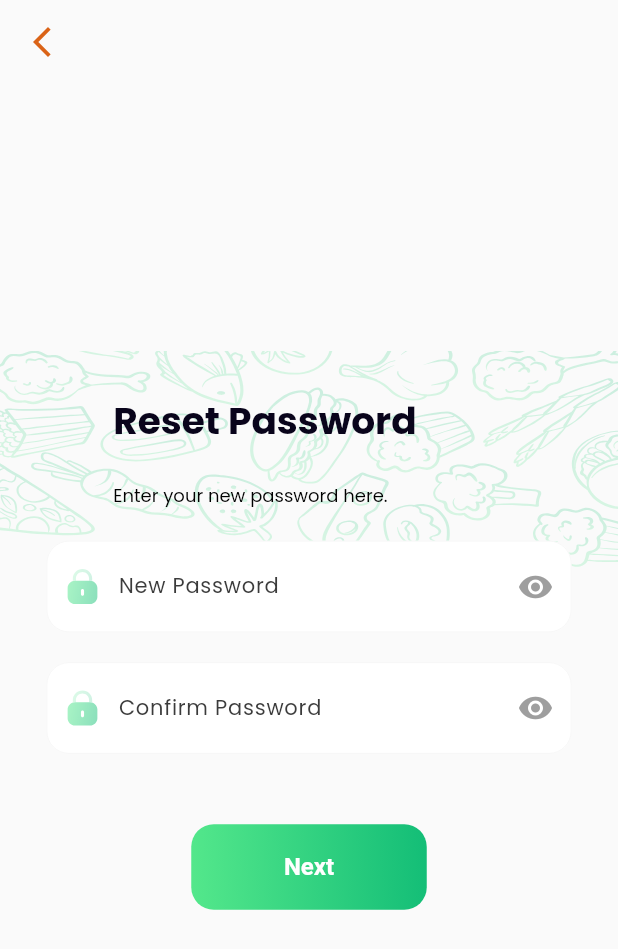
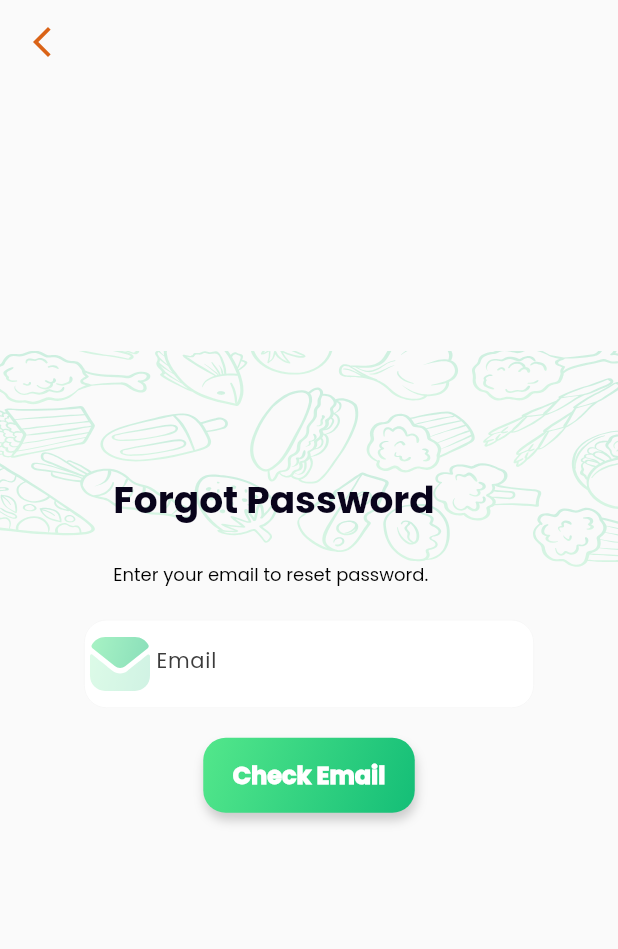
Before and after one commit to EternalRex/FarmSwapAdminFinal, a Flutter app: the ForgotPassScreen screen opened by its route, on a phone screen of 412 x 824 dp. Shown: the top 949 px of the screen. Run offline on Flutter 3.47's test engine with Material 2 defaults, Android fonts, the phone set to English and light mode, and no system bars; our stand-ins replace cached_network_image, cloud_firestore, firebase_auth, firebase_core, firebase_storage, fl_chart and 3 more; missing offline and left inert: dart:html; accounts and stored records are empty; project files that could hold a hidden picture were left out.

Commit message:
Add untracked files

```diff
--- a/farm_swap_admin/lib/clare_modules/pages/admin_signup_page/screens/admin_upload_photo/admin_upload_photo.dart
+++ b/farm_swap_admin/lib/clare_modules/pages/admin_signup_page/screens/admin_upload_photo/admin_upload_photo.dart
@@ -6,7 +6,6 @@ import 'package:cloud_firestore/cloud_firestore.dart';
 import 'package:farm_swap_admin/clare_modules/pages/admin_signup_page/database/retrieve_DocumentID.dart';
 import 'package:farm_swap_admin/clare_modules/pages/admin_signup_page/screens/admin_signup_success_screen/signup_success_screen.dart';
 import 'package:farm_swap_admin/clare_modules/pages/admin_signup_page/screens/admin_upload_photo/widgets/uploadPhoto_Text.dart';
-import 'package:farm_swap_admin/karl_modules/pages/dashboard_page/screens/dashboard.dart';
 import 'package:firebase_storage/firebase_storage.dart';
 import 'package:flutter/material.dart';
 import 'package:farm_swap_admin/routes/routes.dart';
--- /dev/null
+++ b/farm_swap_admin/lib/clare_modules/pages/forgot_password_page/forgotpassword.dart
@@ -0,0 +1,231 @@
+import 'package:cloud_firestore/cloud_firestore.dart';
+import 'package:farm_swap_admin/clare_modules/pages/forgot_password_page/widgets/Textfield/forgotpass_textfield.dart';
+import 'package:farm_swap_admin/clare_modules/pages/forgot_password_page/widgets/text/forgot_pass_text.dart';
+import 'package:farm_swap_admin/constants/Colors/colors_rollaine.dart';
+import 'package:farm_swap_admin/karl_modules/pages/admin_sign_page/screens/admin_signin.dart';
+import 'package:firebase_auth/firebase_auth.dart';
+import 'package:flutter/material.dart';
+import 'package:flutter_svg/svg.dart';
+import 'package:google_fonts/google_fonts.dart';
+import '../../../../routes/routes.dart';
+import 'widgets/Text/forgot_pass_subtext.dart';
+
+class ForgotPassScreen extends StatefulWidget {
+  const ForgotPassScreen({super.key});
+
+  @override
+  State<ForgotPassScreen> createState() => _ForgotPassScreenState();
+}
+
+class _ForgotPassScreenState extends State<ForgotPassScreen> {
+  //create object for controller
+  TextEditingController emailController = TextEditingController();
+  //create object for label
+  Widget emailLabel = const Text("Email");
+
+  @override
+  void dispose() {
+    emailController.dispose();
+    super.dispose();
+  }
+
+  @override
+  Widget build(BuildContext context) {
+    final height = MediaQuery.of(context).size.height;
+    return Scaffold(
+      appBar: AppBar(
+        leading: IconButton(
+          icon: const Icon(
+            Icons.arrow_back_ios_new,
+            color: Color(0xFFDA6317),
+          ),
+          splashColor: const Color(0xFFF9A84D),
+          onPressed: () {
+            Navigator.of(context).pushNamed(RoutesManager.signInPage);
+          },
+        ),
+        backgroundColor: Colors.transparent,
+        shadowColor: Colors.transparent,
+        automaticallyImplyLeading: false,
+      ),
+      body: Stack(
+        children: [
+          SvgPicture.asset(
+            "assets/karl_assets/images/admin_signIn_pattern.svg",
+            // ignore: deprecated_member_use
+            colorBlendMode: BlendMode.screen,
+            height: 500,
+            width: MediaQuery.of(context).size.width,
+          ),
+          Center(
+            child: Column(
+              mainAxisAlignment: MainAxisAlignment.center,
+              children: [
+                //header text
+                SizedBox(
+                  width: 261,
+                  child: resetPassTitle(text: "Forgot Password"),
+                ),
+                const SizedBox(
+                  height: 20,
+                ),
+                //subtitle text
+                const SizedBox(
+                  width: 261,
+                  child: ForgotPassSubText(
+                    myText: "Enter your email to reset password.",
+                  ),
+                ),
+
+                const SizedBox(
+                  height: 20,
+                ),
+
+                //this textfield holds the email text
+                ForgotPassTextfield(
+                  controller: emailController,
+                  label: emailLabel,
+                  isPassword: false,
+                  prefixIcon: SvgPicture.asset(
+                    "assets/clare_assets/svg/Message.svg",
+                    height: 15,
+                    width: 15,
+                  ),
+                ),
+
+                SizedBox(height: height * 0.024),
+
+                //check email button
+                Padding(
+                  padding: const EdgeInsets.only(bottom: 20),
+                  child: Center(
+                    child: Row(
+                      mainAxisAlignment: MainAxisAlignment.center,
+                      children: [
+                        // ignore: sized_box_for_whitespace
+                        Container(
+                          height: 50,
+                          width: 141,
+                          decoration: BoxDecoration(
+                            gradient: const LinearGradient(
+                              colors: [Color(0xFF53E78B), Color(0xFF14BE77)],
+                              begin: Alignment.topLeft,
+                              end: Alignment.bottomRight,
+                            ),
+                            borderRadius: const BorderRadius.all(
+                              Radius.circular(15),
+                            ),
+                            boxShadow: [
+                              BoxShadow(
+                                color: shadow,
+                                blurRadius: 5,
+                                offset: const Offset(1, 5),
+                              ),
+                            ],
+                          ),
+                          child: Center(
+                            child: TextButton(
+                              onPressed: () {
+                                checkEmail();
+                              },
+                              child: Text(
+                                "Check Email",
+                                style: TextStyle(
+                                  fontFamily: GoogleFonts.poppins().fontFamily,
+                                  fontSize: 16,
+                                  fontWeight: FontWeight.w900,
+                                  color: Colors.white,
+                                ),
+                              ),
+                            ),
+                          ),
+                        ),
+                      ],
+                    ),
+                  ),
+                ),
+              ],
+            ),
+          ),
+        ],
+      ),
+    );
+  }
+
+  //function checks if a given email address exists in the 'AdminUsers' Firestore collection
+  //by querying the collection and returning true if a matching document is found
+  //and false if no matching document is found.
+  Future<bool> doesEmailExist(String email) async {
+    final QuerySnapshot<Map<String, dynamic>> result = await FirebaseFirestore
+        .instance
+        .collection('AdminUsers')
+        .where('Email Address', isEqualTo: email)
+        .get();
+
+    return result.docs.isNotEmpty;
+  }
+
+  //this calls the function doesEmailExist
+  //and if email exist it shows the dialog box
+  void checkEmail() async {
+    final enteredEmail = emailController.text.trim();
+    final emailExists = await doesEmailExist(enteredEmail);
+
+    if (emailExists) {
+      try {
+        //this will send link to the admin users to reset the password
+        await FirebaseAuth.instance.sendPasswordResetEmail(
+          email: enteredEmail,
+        );
+
+        //this dialog will prompt if the email exist in the firestore
+        // ignore: use_build_context_synchronously
+        showDialog(
+          context: context,
+          builder: (BuildContext context) {
+            return AlertDialog(
+              title: const Text('Email Found!'),
+              content: const Text(
+                  "The entered email exists. Please check your email."
+                  "Click 'OK' to proceed with resetting the password."),
+              actions: [
+                TextButton(
+                  onPressed: () {
+                    //when ok textbutton pressed this dialog box will navigate to the sign in page
+                    Navigator.of(context).push(MaterialPageRoute(builder: (_) {
+                      return const SignInAdmin();
+                    }));
+                  },
+                  child: const Text('OK'),
+                ),
+              ],
+            );
+          },
+        );
+      } catch (e) {
+        print("Error sending password reset email: $e");
+      }
+    } else {
+      // this dialog will prompt if
+      //Email does not exist in Firestore, then show an error message
+      // ignore: use_build_context_synchronously
+      showDialog(
+        context: context,
+        builder: (BuildContext context) {
+          return AlertDialog(
+            title: const Text('Email Not Found!'),
+            content: const Text('The entered email does not exist.'),
+            actions: [
+              TextButton(
+                onPressed: () {
+                  Navigator.of(context).pop();
+                },
+                child: const Text('OK'),
+              ),
+            ],
+          );
+        },
+      );
+    }
+  }
+}
--- a/farm_swap_admin/lib/clare_modules/pages/forgot_password_page/reset_password.dart
+++ /dev/null
@@ -1,106 +0,0 @@
-import 'package:farm_swap_admin/clare_modules/pages/forgot_password_page/screens/reset_success_screen.dart';
-import 'package:farm_swap_admin/clare_modules/pages/forgot_password_page/widgets/Textfield/forgotpass_textfield.dart';
-import 'package:farm_swap_admin/clare_modules/pages/forgot_password_page/widgets/buttons/forgot_pass_buttons.dart';
-import 'package:farm_swap_admin/clare_modules/pages/forgot_password_page/widgets/text/forgot_pass_text.dart';
-import 'package:flutter/material.dart';
-import 'package:flutter_svg/svg.dart';
-
-class ForgotPassScreen extends StatefulWidget {
-  const ForgotPassScreen({super.key});
-
-  @override
-  State<ForgotPassScreen> createState() => _ForgotPassScreenState();
-}
-
-class _ForgotPassScreenState extends State<ForgotPassScreen> {
-  @override
-  Widget build(BuildContext context) {
-    return Scaffold(
-      appBar: AppBar(
-        leading: IconButton(
-          icon: const Icon(
-            Icons.arrow_back_ios_new,
-            color: Color(0xFFDA6317),
-          ),
-          splashColor: const Color(0xFFF9A84D),
-          onPressed: () {
-            // Navigator.of(context).pushNamed(RoutesManager.adminForgotPass);
-          },
-        ),
-        backgroundColor: Colors.transparent,
-        shadowColor: Colors.transparent,
-        automaticallyImplyLeading: false,
-      ),
-      body: Stack(
-        children: [
-          SvgPicture.asset(
-            "assets/karl_assets/images/admin_signIn_pattern.svg",
-            // ignore: deprecated_member_use
-            colorBlendMode: BlendMode.screen,
-            height: 500,
-            width: MediaQuery.of(context).size.width,
-          ),
-          Center(
-            child: Column(
-              mainAxisAlignment: MainAxisAlignment.center,
-              children: [
-                SizedBox(
-                  width: 261,
-                  child: resetPassTitle(text: "Reset Password"),
-                ),
-                const SizedBox(
-                  height: 20,
-                ),
-                const SizedBox(
-                  width: 261,
-                  child: resetPassSubTitle(
-                    myText:
-                        "Select which contact details should we use to reset your password",
-                  ),
-                ),
-
-                const SizedBox(
-                  height: 20,
-                ),
-                //a container for the new password textfield
-                Container(
-                  margin: const EdgeInsets.symmetric(horizontal: 20),
-                  child: FarmSwapTextField(
-                    hintText: "New Password",
-                    onPress: () {},
-                    inputIcon: "assets/clare_assets/svg/Lock.svg",
-                    isPassword: true,
-                  ),
-                ),
-                const SizedBox(
-                  height: 20,
-                ),
-
-                //a container for the confirm password textfield
-                Container(
-                  margin: const EdgeInsets.symmetric(horizontal: 20),
-                  child: FarmSwapTextField(
-                    hintText: "Confirm Password",
-                    onPress: () {},
-                    inputIcon: "assets/clare_assets/svg/Lock.svg",
-                    isPassword: true,
-                  ),
-                ),
-
-                const SizedBox(
-                  height: 39,
-                ),
-
-                //calling class for the next button
-                const ForgotPassButton(
-                  buttonTitle: "Next",
-                  nextScreen: ForgotPassSuccessScreen(),
-                ),
-              ],
-            ),
-          ),
-        ],
-      ),
-    );
-  }
-}
--- a/farm_swap_admin/lib/clare_modules/pages/forgot_password_page/widgets/Textfield/forgotpass_textfield.dart
+++ b/farm_swap_admin/lib/clare_modules/pages/forgot_password_page/widgets/Textfield/forgotpass_textfield.dart
@@ -1,32 +1,25 @@
 import 'dart:ui';
-import 'package:farm_swap_admin/constants/Colors/farmswap_colors.dart';
 import 'package:flutter/material.dart';
-import 'package:flutter_svg/flutter_svg.dart';
 import 'package:google_fonts/google_fonts.dart';
+import '../../../../../constants/Colors/farmswap_colors.dart';
 
 // ignore: must_be_immutable
-class FarmSwapTextField extends StatefulWidget {
-  final String hintText;
-  final VoidCallback onPress;
-  String? inputIcon;
-  bool isPassword;
-  bool isNumber;
-
-  FarmSwapTextField({
+class ForgotPassTextfield extends StatelessWidget {
+  ForgotPassTextfield({
     super.key,
-    required this.hintText,
-    required this.onPress,
-    this.inputIcon,
-    this.isPassword = false,
-    this.isNumber = false,
+    required this.controller,
+    required this.label,
+    required this.isPassword,
+    this.prefixIcon,
+    this.suffixIcon,
   });
 
-  @override
-  State<FarmSwapTextField> createState() => _FarmSwapTextFieldState();
-}
+  TextEditingController controller;
+  Widget label;
+  final Widget? prefixIcon;
+  final Widget? suffixIcon;
+  bool isPassword;
 
-class _FarmSwapTextFieldState extends State<FarmSwapTextField> {
-  bool? viewPassword = false;
   @override
   Widget build(BuildContext context) {
     return Theme(
@@ -35,24 +28,20 @@ class _FarmSwapTextFieldState extends State<FarmSwapTextField> {
           selectionColor: FarmSwapGreen.lightGreenHover,
         ),
       ),
-      //Te sizedbox is used to set the width of the textfield
       child: SizedBox(
-        width: 350,
+        width: 300,
         child: TextField(
+          controller: controller,
+          obscureText: isPassword,
           cursorColor: FarmSwapGreen.normalGreen,
-          obscureText: viewPassword! ? false : widget.isPassword,
-          keyboardType: widget.isNumber == true
-              ? TextInputType.number
-              : TextInputType.text,
-          onChanged: (value) => widget.onPress,
           selectionHeightStyle: BoxHeightStyle.includeLineSpacingBottom,
           decoration: InputDecoration(
             contentPadding:
                 const EdgeInsets.symmetric(vertical: 20, horizontal: 30),
             filled: true,
             fillColor: Colors.white,
-            hintText: widget.hintText,
-            hintStyle: GoogleFonts.poppins(
+            label: label,
+            labelStyle: GoogleFonts.poppins(
               textStyle: const TextStyle(
                 color: Color(0xFF3B3B3B),
                 fontSize: 14,
@@ -60,29 +49,6 @@ class _FarmSwapTextFieldState extends State<FarmSwapTextField> {
                 letterSpacing: 0.50,
               ),
             ),
-            prefixIcon: widget.inputIcon != null
-                ? Container(
-                    padding: const EdgeInsets.all(10),
-                    child: SvgPicture.asset(
-                      widget.inputIcon!,
-                      height: 20,
-                      width: 20,
-                    ),
-                  )
-                : null,
-            suffixIcon: widget.isPassword == true
-                ? IconButton(
-                    onPressed: () {
-                      setState(() {
-                        viewPassword = !viewPassword!;
-                      });
-                    },
-                    icon: Icon(
-                      !viewPassword! ? Icons.visibility : Icons.visibility_off,
-                      color: Colors.grey,
-                    ),
-                  )
-                : null,
             enabledBorder: OutlineInputBorder(
               borderSide:
                   const BorderSide(width: 0.50, color: Color(0xFFF4F4F4)),
@@ -101,6 +67,8 @@ class _FarmSwapTextFieldState extends State<FarmSwapTextField> {
               borderSide: const BorderSide(width: 0.50, color: Colors.red),
               borderRadius: BorderRadius.circular(15),
             ),
+            prefixIcon: prefixIcon,
+            suffixIcon: suffixIcon,
           ),
         ),
       ),
--- a/farm_swap_admin/lib/clare_modules/pages/forgot_password_page/widgets/text/forgot_pass_text.dart
+++ b/farm_swap_admin/lib/clare_modules/pages/forgot_password_page/widgets/text/forgot_pass_text.dart
@@ -84,8 +84,8 @@ Text resetPassTitle({required String text, String? fontFamily, Color? color}) {
   );
 }
 
-class resetPassSubTitle extends StatelessWidget {
-  const resetPassSubTitle({
+class ResetPassSubTitle extends StatelessWidget {
+  const ResetPassSubTitle({
     super.key,
     required this.myText,
   });
@@ -94,7 +94,6 @@ class resetPassSubTitle extends StatelessWidget {
 
   @override
   Widget build(BuildContext context) {
-    final height = MediaQuery.of(context).size.height;
     return const Text(
       'Enter your new password here.',
       style: TextStyle(
--- a/farm_swap_admin/lib/routes/routes.dart
+++ b/farm_swap_admin/lib/routes/routes.dart
@@ -1,5 +1,4 @@
 // ignore_for_file: unreachable_switch_case
-
 import 'package:farm_swap_admin/clare_modules/pages/admin_signup_page/screens/admin_upload_photo/admin_upload_photo.dart';
 import 'package:farm_swap_admin/clare_modules/pages/admin_signup_page/admin_signup.dart';
 import 'package:farm_swap_admin/clare_modules/pages/admin_signup_page/screens/admin_verification_screen/admin_verification.dart';
@@ -7,8 +6,7 @@ import 'package:farm_swap_admin/clare_modules/pages/dashboard_transactions_page/
 import 'package:farm_swap_admin/clare_modules/pages/dashboard_transactions_page/screens/promotion.dart';
 import 'package:farm_swap_admin/clare_modules/pages/dashboard_transactions_page/screens/swapcoinhistory.dart';
 import 'package:farm_swap_admin/clare_modules/pages/dashboard_transactions_page/screens/userwallet.dart';
-import 'package:farm_swap_admin/clare_modules/pages/forgot_password_page/reset_password.dart';
-import 'package:farm_swap_admin/clare_modules/pages/forgot_password_page/screens/reset_success_screen.dart';
+import 'package:farm_swap_admin/clare_modules/pages/forgot_password_page/forgotpassword.dart';
 import 'package:farm_swap_admin/karl_modules/pages/admin_account_page/admin_account.dart';
 import 'package:farm_swap_admin/karl_modules/pages/admin_account_page/screens/admin_editprofile.dart';
 import 'package:farm_swap_admin/karl_modules/pages/admin_sign_page/screens/admin_signin.dart';
@@ -46,7 +44,7 @@ class RoutesManager {
   static const adminVerification = "/adminverification";
 
   static const adminForgotPass = "/adminforgotpass";
-  static const forgotpassscreensuccess = "/adminforgotpass";
+  static const resetpassscreensuccess = "/adminresetpasssuccess";
 
   static const adminTransactionsPayment = "/admintransactionspayment";
   static const adminTransactionsPromotion = "/admintransactionspromotion";
@@ -194,15 +192,9 @@ class RoutesManager {
         return MaterialPageRoute(
           builder: (context) => const VerifycodeScreen(),
         );
-
       case adminForgotPass:
         return MaterialPageRoute(
           builder: (context) => const ForgotPassScreen(),
-        );
-
-      case forgotpassscreensuccess:
-        return MaterialPageRoute(
-          builder: (context) => const ForgotPassSuccessScreen(),
         );
 
       default:
```
Also changed, not shown: farm_swap_admin/lib/clare_modules/pages/admin_signup_page/admin_signup.dart (+23 -29 lines), farm_swap_admin/lib/clare_modules/pages/forgot_password_page/screens/reset_success_screen.dart (deleted, +0 -66 lines), farm_swap_admin/lib/karl_modules/pages/admin_sign_page/screens/admin_signin.dart (+4 -4 lines), farm_swap_admin/assets/clare_assets/images/Gallery.png (deleted), farm_swap_admin/assets/clare_assets/images/camera.png (deleted).
